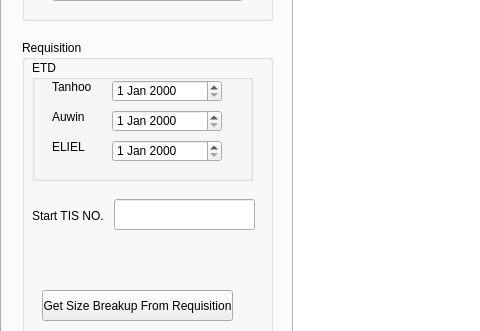
Old version of the form TISDesk/TIS_mainwindow.ui in the repository GdRaymond/TISProduction; both pictures show x 0 to 480 and y 106 to 437 of the 1364 by 695 pixel window.
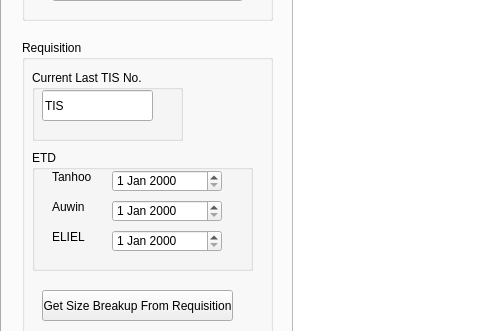
New version of the form. The open tabs and pages were chosen to show the change. Icons and pictures are not drawn.

What changed in the file:
```diff
--- a/TISDesk/TIS_mainwindow.ui
+++ b/TISDesk/TIS_mainwindow.ui
@@ -31,7 +31,7 @@
      </rect>
     </property>
     <property name="currentIndex">
-     <number>4</number>
+     <number>3</number>
     </property>
     <widget class="QWidget" name="tab">
      <attribute name="title">
@@ -981,7 +981,7 @@
        <property name="geometry">
         <rect>
          <x>10</x>
-         <y>20</y>
+         <y>110</y>
          <width>221</width>
          <height>121</height>
         </rect>
@@ -1062,32 +1062,38 @@
       <widget class="QLineEdit" name="lineE_Req_TISNO">
        <property name="geometry">
         <rect>
-         <x>92</x>
-         <y>159</y>
-         <width>141</width>
+         <x>20</x>
+         <y>50</y>
+         <width>111</width>
          <height>31</height>
         </rect>
        </property>
+       <property name="text">
+        <string>TIS</string>
+       </property>
       </widget>
-      <widget class="QLabel" name="label_17">
+      <widget class="QGroupBox" name="groupBox_11">
        <property name="geometry">
         <rect>
          <x>10</x>
-         <y>160</y>
-         <width>71</width>
-         <height>31</height>
+         <y>30</y>
+         <width>151</width>
+         <height>71</height>
         </rect>
        </property>
-       <property name="text">
-        <string>Start TIS NO.</string>
+       <property name="title">
+        <string>Current Last TIS No.</string>
        </property>
       </widget>
+      <zorder>btnRequisition</zorder>
+      <zorder>groupBox_10</zorder>
+      <zorder>groupBox_11</zorder>
+      <zorder>lineE_Req_TISNO</zorder>
      </widget>
      <zorder>groupBox_8</zorder>
      <zorder>groupBox_6</zorder>
      <zorder>groupBox_9</zorder>
      <zorder>textBrowser</zorder>
-     <zorder>groupBox_10</zorder>
     </widget>
     <widget class="QWidget" name="tab_4">
      <attribute name="title">
```
